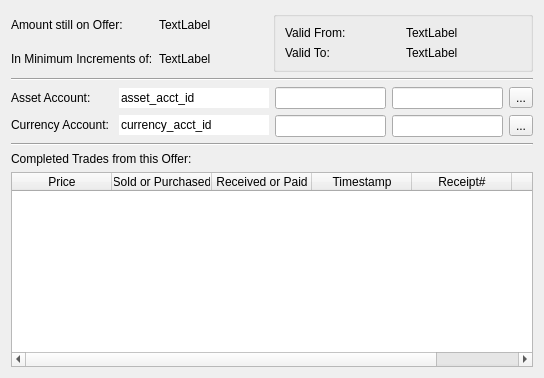
Qt form src/gui/widgets/offerdetails.ui (Open-Transactions/Moneychanger) before a commit.
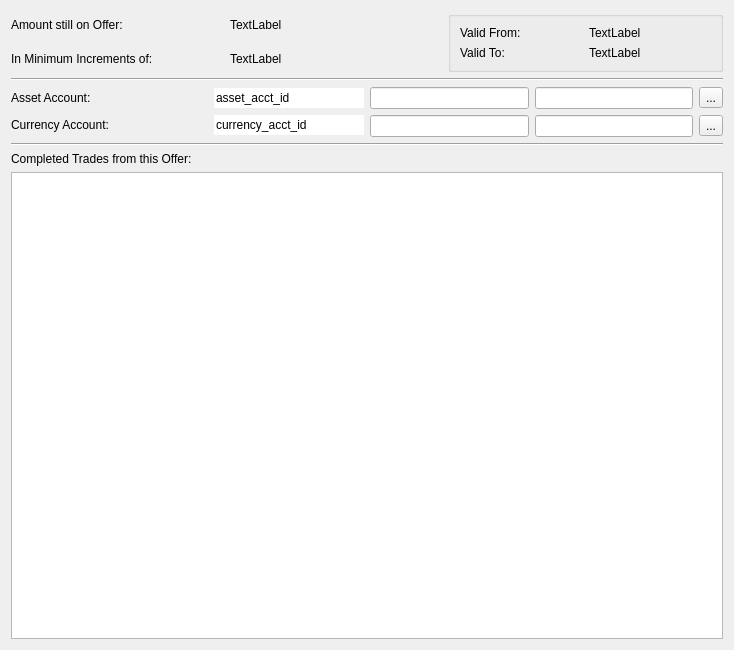
The same form after that commit. Icons and pictures are not drawn. Custom widgets are drawn as their Qt base class.

Commit message: Added market trading receipt archive.

Patch:
```diff
--- a/src/gui/widgets/offerdetails.ui
+++ b/src/gui/widgets/offerdetails.ui
@@ -6,8 +6,8 @@
    <rect>
     <x>0</x>
     <y>0</y>
-    <width>544</width>
-    <height>378</height>
+    <width>734</width>
+    <height>650</height>
    </rect>
   </property>
   <property name="windowTitle">
@@ -247,7 +247,7 @@
     </widget>
    </item>
    <item>
-    <widget class="QTableWidget" name="tableWidgetTrades">
+    <widget class="QTableView" name="tableViewTrades">
      <property name="sizePolicy">
       <sizepolicy hsizetype="Expanding" vsizetype="Expanding">
        <horstretch>0</horstretch>
@@ -263,36 +263,6 @@
      <property name="editTriggers">
       <set>QAbstractItemView::NoEditTriggers</set>
      </property>
-     <column>
-      <property name="text">
-       <string>Price</string>
-      </property>
-     </column>
-     <column>
-      <property name="text">
-       <string>Sold or Purchased</string>
-      </property>
-     </column>
-     <column>
-      <property name="text">
-       <string>Received or Paid</string>
-      </property>
-     </column>
-     <column>
-      <property name="text">
-       <string>Timestamp</string>
-      </property>
-     </column>
-     <column>
-      <property name="text">
-       <string>Receipt#</string>
-      </property>
-     </column>
-     <column>
-      <property name="text">
-       <string>Server</string>
-      </property>
-     </column>
     </widget>
    </item>
   </layout>
```
The commit also changes 25 other files.
